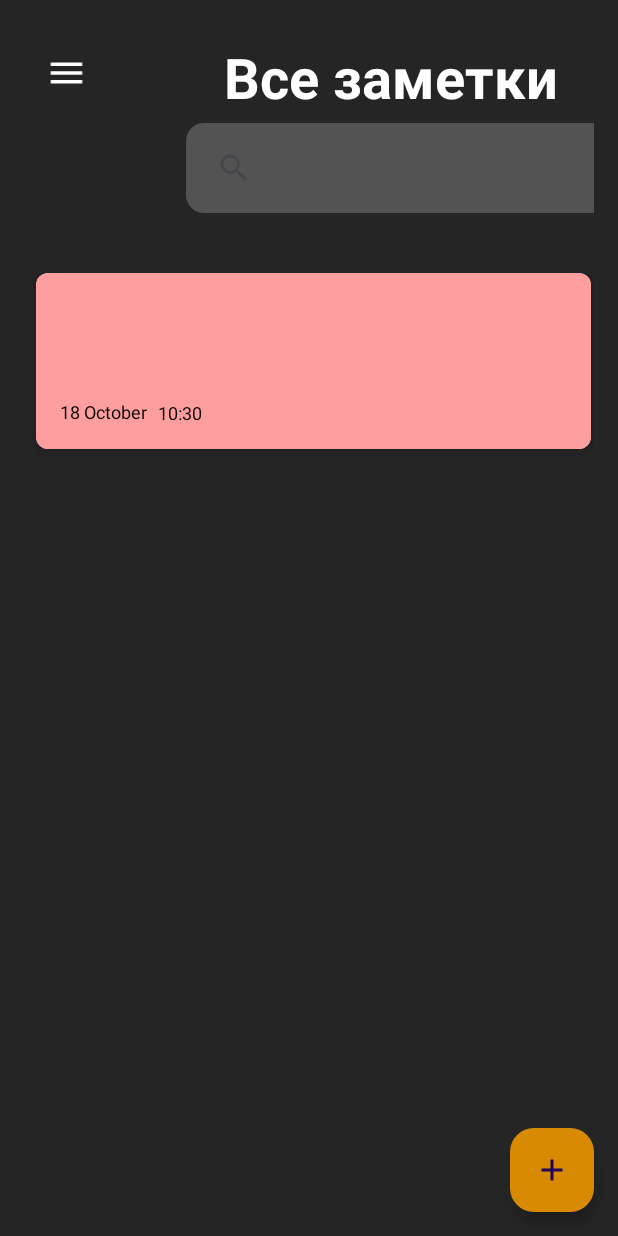
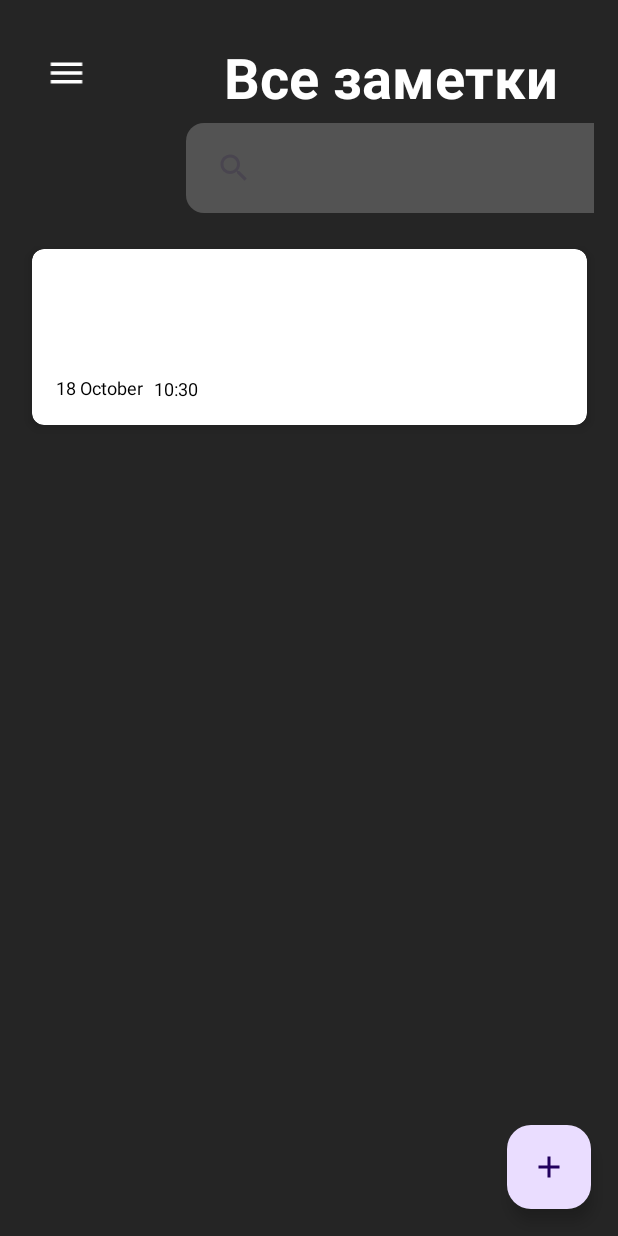
Before and after one commit to Nurdoolot0/NoteApp, an Android app: the NoteFragment screen opened directly, with no data from a screen before it, on a phone screen of 412 x 824 dp. Run offline under Robolectric (Android 15) with nearby library versions, the phone set to English and light mode, and no system bars; our stand-ins replace Room's generated code.

```diff
--- a/app/build.gradle.kts
+++ b/app/build.gradle.kts
@@ -2,6 +2,7 @@ plugins {
     alias(libs.plugins.android.application)
     alias(libs.plugins.jetbrains.kotlin.android)
     id("com.google.devtools.ksp")
+    id("androidx.navigation.safeargs.kotlin")
 }
 
 android {
--- a/app/src/main/java/com/example/noteapp/data/db/AppDatabase.kt
+++ b/app/src/main/java/com/example/noteapp/data/db/AppDatabase.kt
@@ -5,7 +5,7 @@ import androidx.room.RoomDatabase
 import com.example.noteapp.data.db.daos.NoteDao
 import com.example.noteapp.data.models.NoteModel
 
-@Database(entities = [NoteModel::class], version = 1)
+@Database(entities = [NoteModel::class], version = 2)
 abstract class AppDatabase: RoomDatabase() {
     abstract fun noteDao(): NoteDao
 }
--- a/app/src/main/java/com/example/noteapp/data/models/NoteModel.kt
+++ b/app/src/main/java/com/example/noteapp/data/models/NoteModel.kt
@@ -6,7 +6,8 @@ import androidx.room.PrimaryKey
 @Entity(tableName = "noteModel")
 data class NoteModel(
     val title: String,
-    val description: String
+    val description: String,
+    var color: Int? = null
 ){
     @PrimaryKey(autoGenerate = true)
     var id: Int = 0
--- a/app/src/main/java/com/example/noteapp/ui/adapters/NoteAdapter.kt
+++ b/app/src/main/java/com/example/noteapp/ui/adapters/NoteAdapter.kt
@@ -8,15 +8,20 @@ import androidx.recyclerview.widget.ListAdapter
 import androidx.recyclerview.widget.RecyclerView
 import com.example.noteapp.data.models.NoteModel
 import com.example.noteapp.databinding.ItemNoteBinding
+import com.example.noteapp.ui.intetface.OnClickItem
 import java.text.SimpleDateFormat
 import java.util.Calendar
 import java.util.Locale
 
-class NoteAdapter : ListAdapter<NoteModel, NoteAdapter.ViewHolder>(DiffCallBack()) {
+class NoteAdapter(private val onLongClick: OnClickItem,
+                  private val onClick: OnClickItem) : ListAdapter<NoteModel, NoteAdapter.ViewHolder>(DiffCallBack()) {
+
     class ViewHolder(private val binding: ItemNoteBinding) : RecyclerView.ViewHolder(binding.root) {
         fun onBind(item: NoteModel) {
             binding.txtTitle.text = item.title
             binding.txtDescription.text = item.description
+
+            item.color?.let { binding.cardView.setCardBackgroundColor(it) }
             val calendar = Calendar.getInstance()
             val dateFormat = SimpleDateFormat("dd MMMM", Locale.getDefault())
             val timeFormat = SimpleDateFormat("HH:mm", Locale.getDefault())
@@ -39,6 +44,19 @@ class NoteAdapter : ListAdapter<NoteModel, NoteAdapter.ViewHolder>(DiffCallBack(
 
     override fun onBindViewHolder(holder: ViewHolder, position: Int) {
         holder.onBind(getItem(position))
+        holder.itemView.setOnLongClickListener {
+            onLongClick.onLongClick(getItem(position))
+            true
+        }
+        holder.itemView.setOnClickListener{
+            onClick.onClick(getItem(position))
+        }
+    }
+
+    fun updateItemColor(position: Int, color: Int) {
+        val item = getItem(position)
+        item.color = color
+        notifyItemChanged(position)
     }
 
     class DiffCallBack : DiffUtil.ItemCallback<NoteModel>() {
--- a/app/src/main/java/com/example/noteapp/ui/fragments/note/NoteFragment.kt
+++ b/app/src/main/java/com/example/noteapp/ui/fragments/note/NoteFragment.kt
@@ -1,5 +1,6 @@
 package com.example.noteapp.ui.fragments.note
 
+import android.app.AlertDialog
 import android.os.Bundle
 import androidx.fragment.app.Fragment
 import android.view.LayoutInflater
@@ -9,13 +10,15 @@ import androidx.navigation.fragment.findNavController
 import androidx.recyclerview.widget.LinearLayoutManager
 import com.example.noteapp.App
 import com.example.noteapp.R
+import com.example.noteapp.data.models.NoteModel
 import com.example.noteapp.databinding.FragmentNoteBinding
 import com.example.noteapp.ui.adapters.NoteAdapter
+import com.example.noteapp.ui.intetface.OnClickItem
 
-class NoteFragment : Fragment() {
+class NoteFragment : Fragment(), OnClickItem {
 
     private lateinit var binding: FragmentNoteBinding
-    private val noteAdapter = NoteAdapter()
+    private val noteAdapter = NoteAdapter(this, this)
 
 
     override fun onCreateView(
@@ -31,6 +34,9 @@ class NoteFragment : Fragment() {
         initialize()
         setupListeners()
         getData()
+        binding.addBtn.bringToFront()
+        binding.addBtn.show()
+
 
     }
 
@@ -43,6 +49,8 @@ class NoteFragment : Fragment() {
     }
 
     private fun setupListeners() = with(binding) {
+        addBtn.show()
+        addBtn.bringToFront()
         addBtn.setOnClickListener {
             findNavController().navigate(R.id.action_noteFragment_to_noteDetailFragment)
         }
@@ -54,4 +62,26 @@ class NoteFragment : Fragment() {
             noteAdapter.submitList(listNote)
         }
     }
+
+    override fun onLongClick(noteModel: NoteModel) {
+        val builder = AlertDialog.Builder(requireContext())
+        with(builder) {
+            setTitle("Удалить заметку?")
+            setPositiveButton("Удалить") { _, _ ->
+                App.appDataBase?.noteDao()?.deleteNote(noteModel)
+            }
+            setNegativeButton("Отмена") { dialog, _ ->
+                dialog.cancel()
+            }
+            show()
+        }
+        builder.create()
+    }
+
+    override fun onClick(noteModel: NoteModel) {
+        val action =
+            NoteFragmentDirections.actionNoteFragmentToNoteDetailFragment(noteModel.id)
+        findNavController().navigate(action)
+
+    }
 }
--- a/app/src/main/res/layout/fragment_note.xml
+++ b/app/src/main/res/layout/fragment_note.xml
@@ -57,27 +57,28 @@
 
     </LinearLayout>
 
-    <androidx.recyclerview.widget.RecyclerView
-        android:id="@+id/recyclerView"
-        android:layout_width="wrap_content"
-        android:layout_height="wrap_content"
-        android:padding="16dp" />
+    <androidx.coordinatorlayout.widget.CoordinatorLayout
+        xmlns:android="http://schemas.android.com/apk/res/android"
+        android:layout_width="match_parent"
+        android:layout_height="match_parent"
+        android:layout_marginStart="13sp">
 
-    <View
-        android:layout_width="0dp"
-        android:layout_height="0dp"
-        android:layout_weight="1" />
+        <androidx.recyclerview.widget.RecyclerView
+            android:id="@+id/recyclerView"
+            android:layout_width="match_parent"
+            android:layout_height="match_parent"/>
 
-    <com.google.android.material.floatingactionbutton.FloatingActionButton
-        android:id="@+id/add_btn"
-        android:layout_width="wrap_content"
-        android:layout_height="wrap_content"
-        android:layout_gravity="end"
-        android:background="@drawable/circle_button"
-        android:layout_margin="16dp"
-        android:backgroundTint="@color/color_accent"
-        android:src="@drawable/ic_add_new"
-        app:fabSize="normal" />
+        <com.google.android.material.floatingactionbutton.FloatingActionButton
+            android:id="@+id/add_btn"
+            android:layout_width="wrap_content"
+            android:layout_height="wrap_content"
+            android:layout_gravity="bottom|end"
+            android:layout_margin="18dp"
+            android:src="@drawable/ic_add" />
+
+    </androidx.coordinatorlayout.widget.CoordinatorLayout>
+
+
 
 
 </LinearLayout>
--- a/app/src/main/res/layout/item_note.xml
+++ b/app/src/main/res/layout/item_note.xml
@@ -1,16 +1,17 @@
 <androidx.cardview.widget.CardView
     xmlns:android="http://schemas.android.com/apk/res/android"
     xmlns:app="http://schemas.android.com/apk/res-auto"
+    android:id="@+id/cardView"
     android:layout_width="370sp"
     android:layout_height="wrap_content"
-    android:layout_margin="8dp"
+    android:layout_margin="8sp"
     app:cardCornerRadius="8dp"
-    app:cardElevation="4dp">
+    app:cardBackgroundColor="@color/white"
+    app:cardElevation="4sp">
 
     <LinearLayout
         android:layout_width="match_parent"
         android:layout_height="wrap_content"
-        android:background="#FF9E9E"
         android:orientation="vertical"
         android:padding="16dp">
 
--- a/app/src/main/res/navigation/nav_graph.xml
+++ b/app/src/main/res/navigation/nav_graph.xml
@@ -23,5 +23,9 @@
         android:id="@+id/noteDetailFragment"
         android:name="com.example.noteapp.ui.fragments.note.NoteDetailFragment"
         android:label="fragment_note_detail"
-        tools:layout="@layout/fragment_note_detail" />
+        tools:layout="@layout/fragment_note_detail" >
+        <argument
+            android:name="noteId"
+            app:argType="integer" />
+    </fragment>
 </navigation>
--- a/build.gradle.kts
+++ b/build.gradle.kts
@@ -3,4 +3,6 @@ plugins {
     alias(libs.plugins.android.application) apply false
     alias(libs.plugins.jetbrains.kotlin.android) apply false
     id("com.google.devtools.ksp") version "2.0.20-1.0.24" apply false
+    id("androidx.navigation.safeargs.kotlin")version "2.8.1" apply false
+
 }
```
Also changed, not shown: app/src/main/java/com/example/noteapp/data/db/daos/NoteDao.kt (+12 -0 lines), app/src/main/java/com/example/noteapp/ui/fragments/note/NoteDetailFragment.kt (+68 -3 lines), app/src/main/res/layout/fragment_note_detail.xml (+4 -8 lines), app/src/main/res/values/colors.xml (+6 -1 lines).
